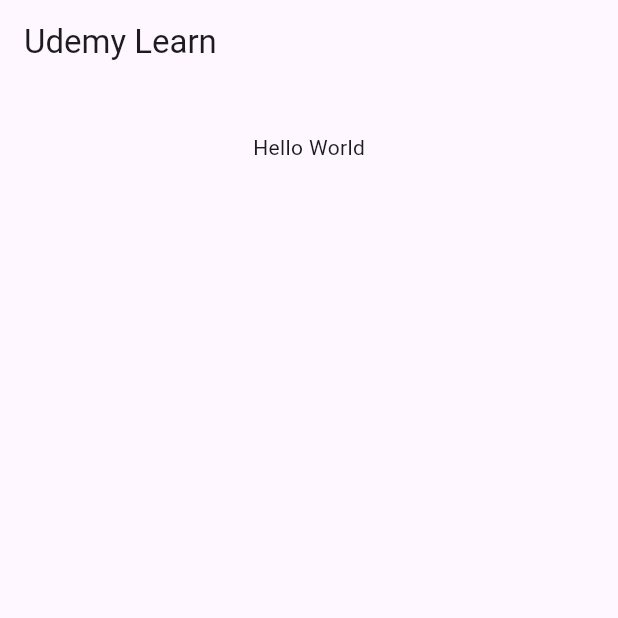
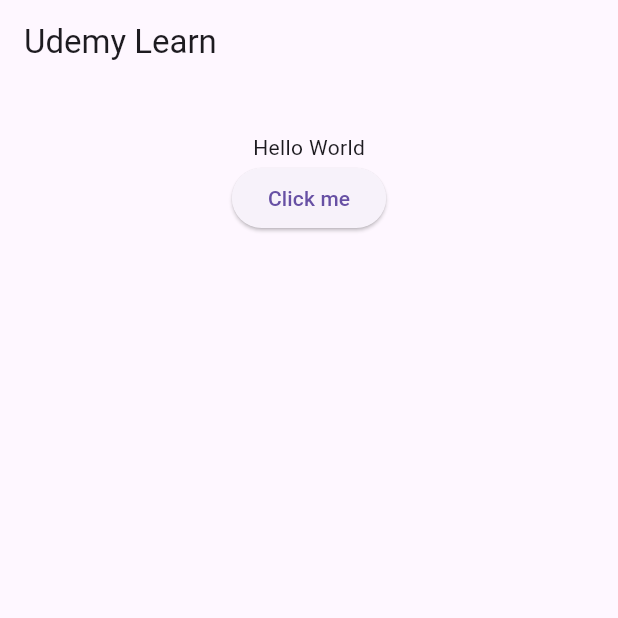
Before and after one commit to Fauzaaannn/Flutter, a Flutter app: the screen it shows after launch, on a phone screen of 412 x 824 dp, the top half of it. Run offline on Flutter 3.47's test engine with Material 3 defaults, Android fonts, the phone set to English and light mode, and no system bars; our stand-ins replace flutter_spinkit.

Commit message:
elevated button change a text in state

```diff
--- a/udemy1_live_template/lib/main.dart
+++ b/udemy1_live_template/lib/main.dart
@@ -15,6 +15,15 @@ class MyApp extends StatefulWidget {
 }
 
 class _MyAppState extends State<MyApp> {
+
+  String _value = 'Hello World';
+
+  void _onPressed() {
+    setState((){
+      _value = 'My Name is Fauzan';
+    });
+  }
+
   @override
   // BuildContext = this is the context of which this method is being run, whether it's startup, shut down, refresh, etc.
   Widget build(BuildContext context) {
@@ -26,8 +35,9 @@ class _MyAppState extends State<MyApp> {
         padding: EdgeInsets.all(32.0),
         child: Center(
           child: Column(
-            children: [
-              Text('Hello World')
+            children: <Widget> [
+              Text(_value),
+              ElevatedButton(onPressed: _onPressed, child: Text('Click me'))
             ],
           ),
         ),
```
